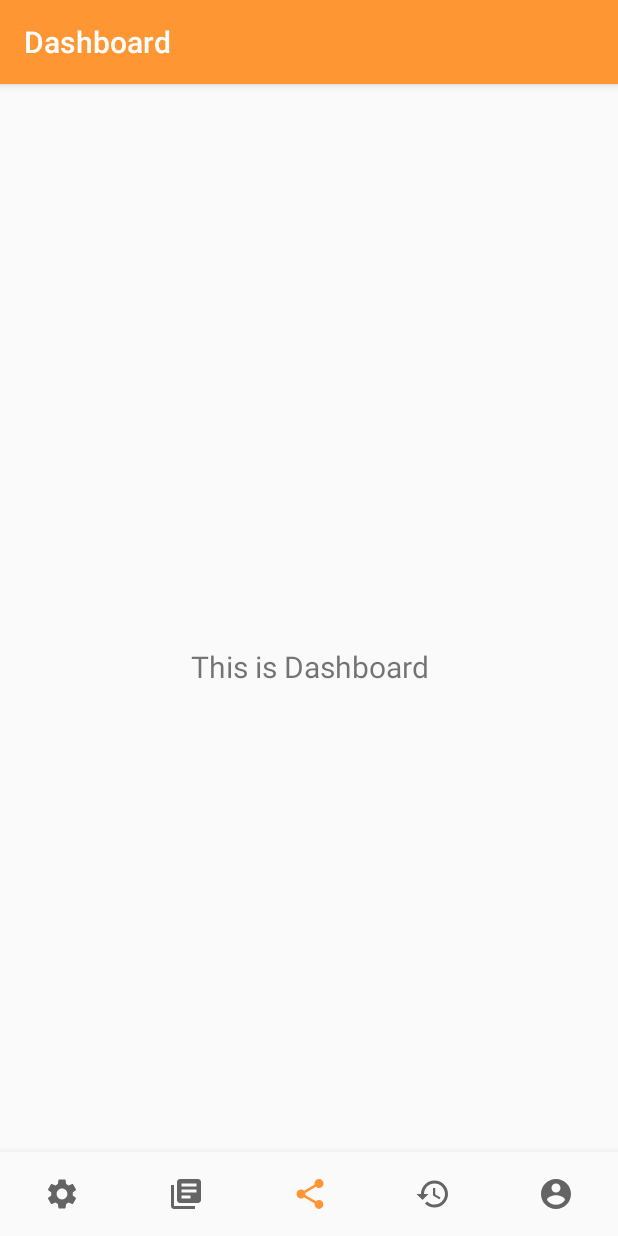
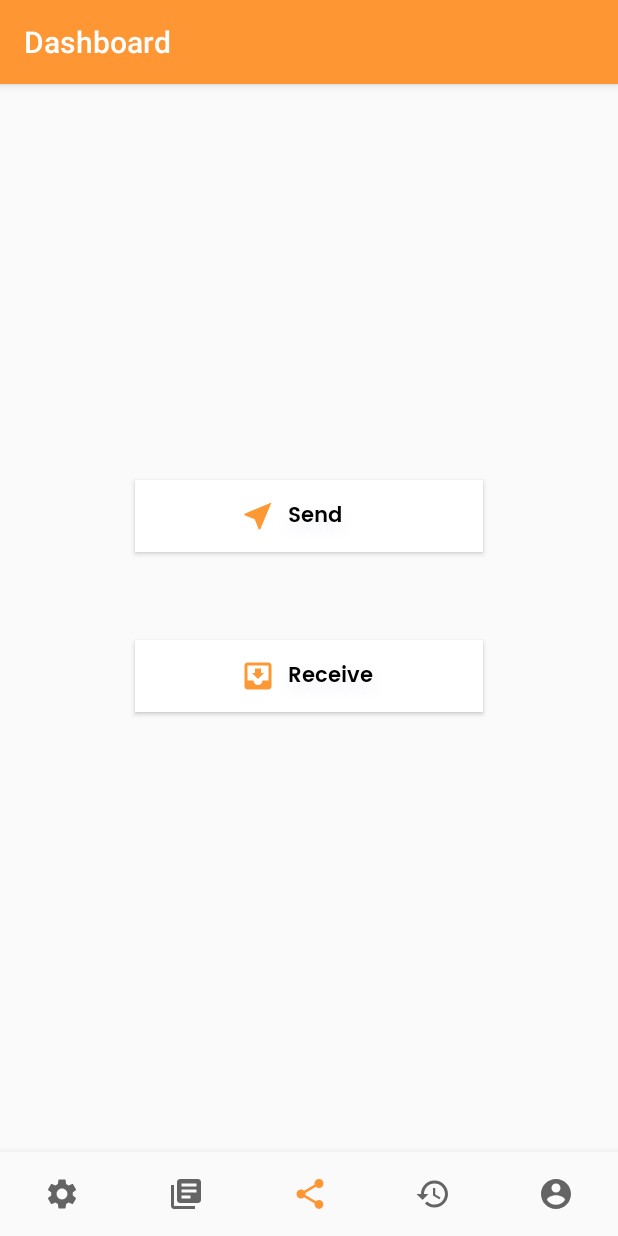
Before and after one commit to Tarlochan5268/INShareApp, an Android app: the screen it shows after launch (MainActivity), on a phone screen of 412 x 824 dp. Run offline under Robolectric (Android 15) with nearby library versions, the light colour scheme and no system bars; our stand-ins replace navigation-ui.

Commit message:
Dashboard screen ui modified

```diff
--- a/app/src/main/java/com/tarlochan/inshareapp/ui/dashboard/DashboardFragment.kt
+++ b/app/src/main/java/com/tarlochan/inshareapp/ui/dashboard/DashboardFragment.kt
@@ -22,10 +22,6 @@ class DashboardFragment : Fragment() {
         dashboardViewModel =
                 ViewModelProviders.of(this).get(DashboardViewModel::class.java)
         val root = inflater.inflate(R.layout.fragment_dashboard, container, false)
-        val textView: TextView = root.findViewById(R.id.text_dashboard)
-        dashboardViewModel.text.observe(viewLifecycleOwner, Observer {
-            textView.text = it
-        })
         return root
     }
 }
--- /dev/null
+++ b/app/src/main/res/drawable/ic_receive.xml
@@ -0,0 +1,5 @@
+<vector android:height="24dp" android:tint="#FD9934"
+    android:viewportHeight="24" android:viewportWidth="24"
+    android:width="24dp" xmlns:android="http://schemas.android.com/apk/res/android">
+    <path android:fillColor="@android:color/white" android:pathData="M19,3L4.99,3c-1.11,0 -1.98,0.9 -1.98,2L3,19c0,1.1 0.88,2 1.99,2L19,21c1.1,0 2,-0.9 2,-2L21,5c0,-1.1 -0.9,-2 -2,-2zM19,15h-4c0,1.66 -1.35,3 -3,3s-3,-1.34 -3,-3L4.99,15L4.99,5L19,5v10zM16,10h-2L14,7h-4v3L8,10l4,4 4,-4z"/>
+</vector>
--- /dev/null
+++ b/app/src/main/res/drawable/ic_send.xml
@@ -0,0 +1,5 @@
+<vector android:height="24dp" android:tint="#FD9934"
+    android:viewportHeight="24" android:viewportWidth="24"
+    android:width="24dp" xmlns:android="http://schemas.android.com/apk/res/android">
+    <path android:fillColor="@android:color/white" android:pathData="M21,3L3,10.53v0.98l6.84,2.65L12.48,21h0.98L21,3z"/>
+</vector>
--- a/app/src/main/res/layout/fragment_dashboard.xml
+++ b/app/src/main/res/layout/fragment_dashboard.xml
@@ -6,17 +6,59 @@
     android:layout_height="match_parent"
     tools:context=".ui.dashboard.DashboardFragment">
 
-    <TextView
-        android:id="@+id/text_dashboard"
+
+    <Button
+        android:id="@+id/btnSend"
         android:layout_width="match_parent"
         android:layout_height="wrap_content"
-        android:layout_marginStart="8dp"
-        android:layout_marginTop="8dp"
-        android:layout_marginEnd="8dp"
-        android:textAlignment="center"
-        android:textSize="20sp"
+        android:layout_marginStart="90dp"
+        android:layout_marginEnd="90dp"
+        android:background="#FFFFFF"
+        android:drawableLeft="@drawable/ic_send"
+        android:elevation="30dp"
+        android:fontFamily="@font/poppins_semibold"
+        android:paddingStart="70dp"
+        android:paddingLeft="20dp"
+        android:shadowColor="#E7EAF0"
+        android:shadowDy="8"
+        android:shadowRadius="15"
+        android:text="  Send"
+        android:textAlignment="textStart"
+        android:textAllCaps="false"
+        android:textColor="#000000"
+        android:textStyle="bold"
         app:layout_constraintBottom_toBottomOf="parent"
         app:layout_constraintEnd_toEndOf="parent"
+        app:layout_constraintHorizontal_bias="0.0"
         app:layout_constraintStart_toStartOf="parent"
-        app:layout_constraintTop_toTopOf="parent" />
+        app:layout_constraintTop_toTopOf="parent"
+        app:layout_constraintVertical_bias="0.367" />
+
+    <Button
+        android:id="@+id/btnReceive"
+        android:layout_width="match_parent"
+        android:layout_height="wrap_content"
+        android:layout_marginStart="90dp"
+        android:layout_marginEnd="90dp"
+        android:background="#FFFFFF"
+        android:drawableLeft="@drawable/ic_receive"
+        android:elevation="30dp"
+        android:fontFamily="@font/poppins_semibold"
+        android:paddingStart="70dp"
+        android:paddingLeft="20dp"
+        android:shadowColor="#E7EAF0"
+        android:shadowDy="8"
+        android:shadowRadius="15"
+        android:text="  Receive"
+        android:textAlignment="textStart"
+        android:textAllCaps="false"
+        android:textColor="#000000"
+        android:textStyle="bold"
+        app:layout_constraintBottom_toBottomOf="parent"
+        app:layout_constraintEnd_toEndOf="parent"
+        app:layout_constraintHorizontal_bias="0.0"
+        app:layout_constraintStart_toStartOf="parent"
+        app:layout_constraintTop_toTopOf="parent"
+        app:layout_constraintVertical_bias="0.515" />
+
 </androidx.constraintlayout.widget.ConstraintLayout>
```
